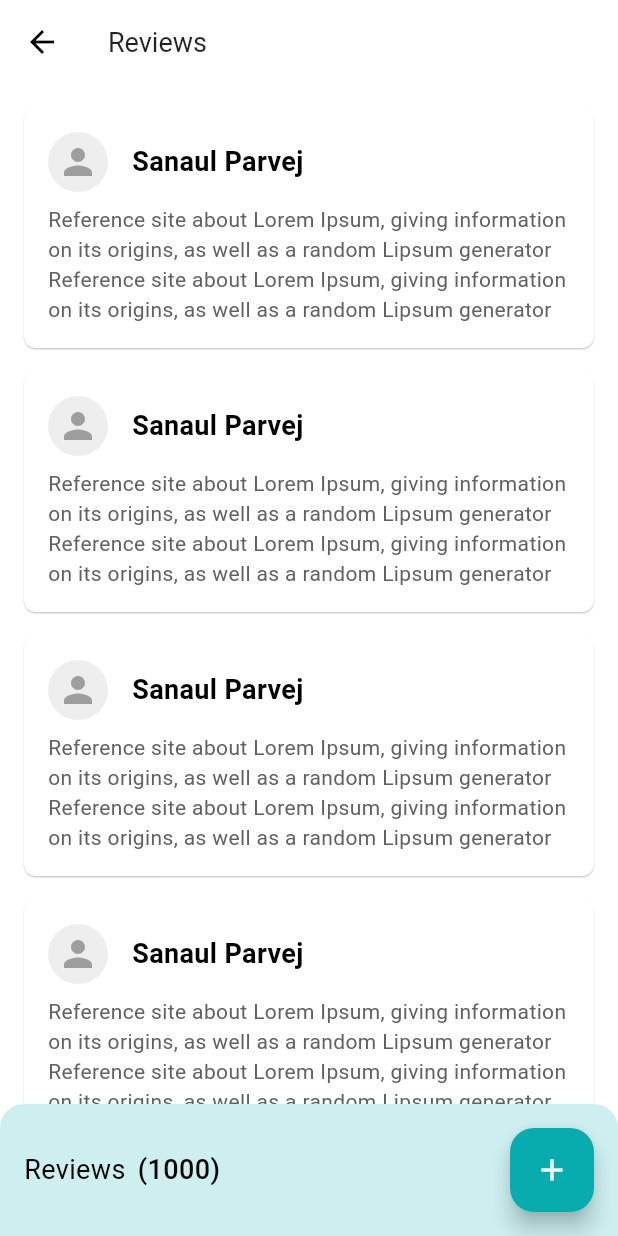
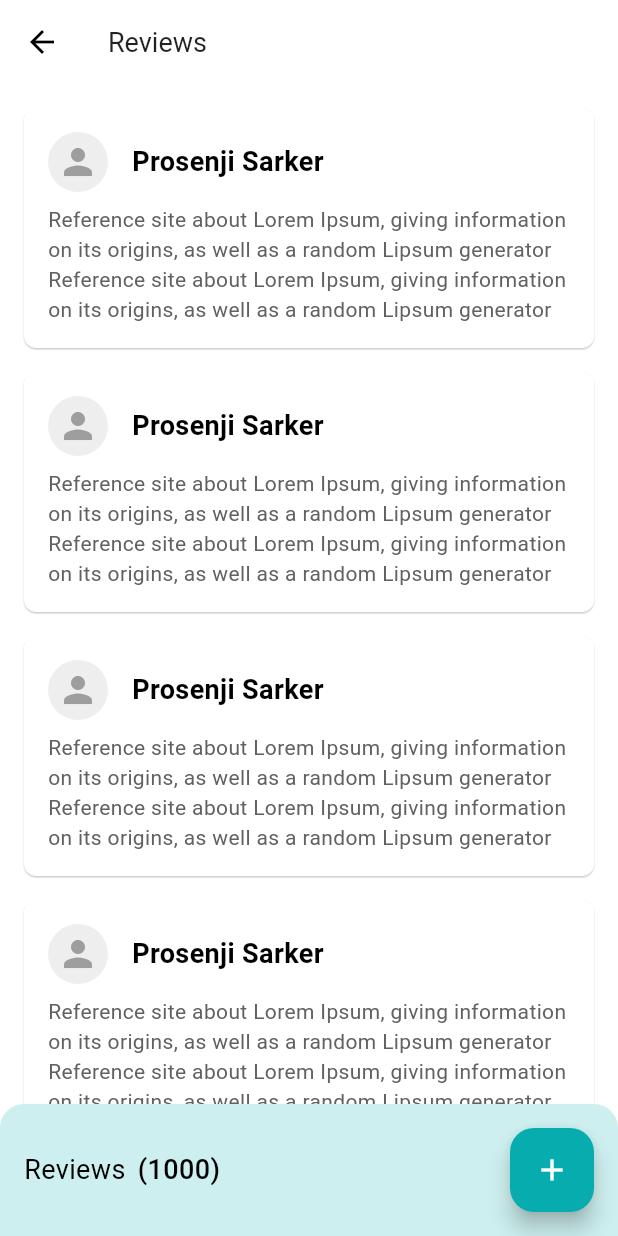
Before and after one commit to Prosenjit-sarker/crafty_bay, a Flutter app: the ReviewScreen screen opened directly, on a phone screen of 412 x 824 dp. Run offline on Flutter 3.47's test engine with Material 3 defaults, Android fonts, the phone set to English and light mode, and no system bars; our stand-ins replace carousel_slider, email_validator, firebase_core, firebase_crashlytics, flutter_svg, get and 3 more; accounts and stored records are empty; network calls fail.

Commit message:
updated review screen

```diff
--- a/lib/features/product/ui/screens/review_screen.dart
+++ b/lib/features/product/ui/screens/review_screen.dart
@@ -116,7 +116,7 @@ class UserReviewCard extends StatelessWidget {
                 const SizedBox(width: 16.0),
                 const Expanded(
                   child: Text(
-                    'Sanaul Parvej',
+                    'Prosenji Sarker',
                     style: TextStyle(
                       fontWeight: FontWeight.bold,
                       fontSize: 18.0,
```
Also changed, not shown: firebase.json, 1 other file.
